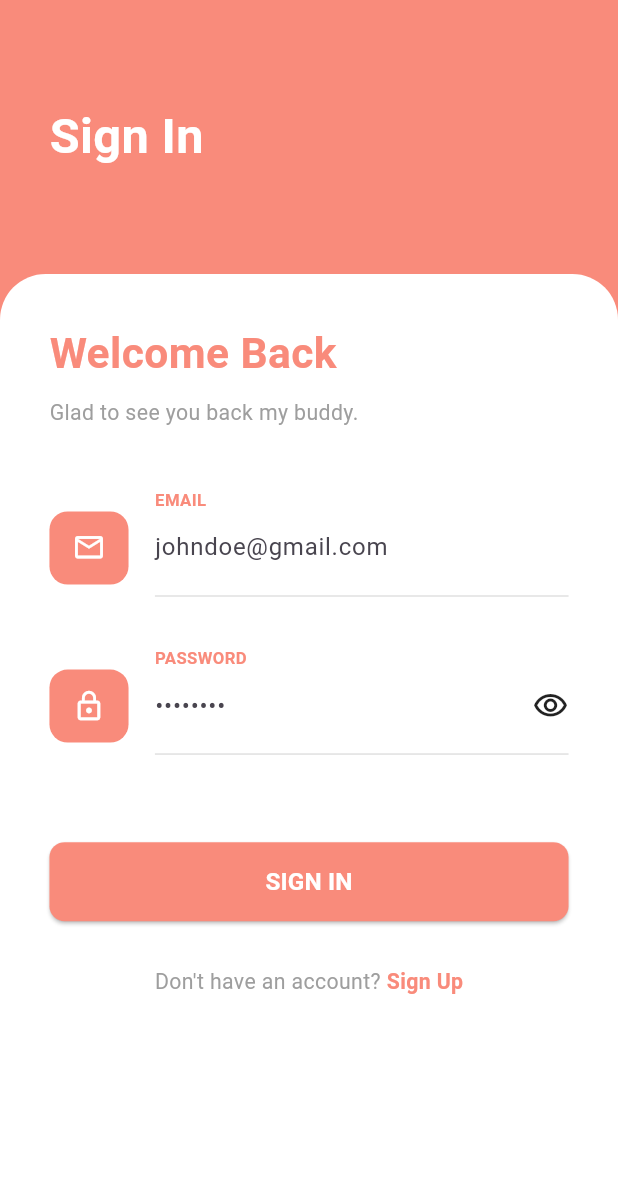
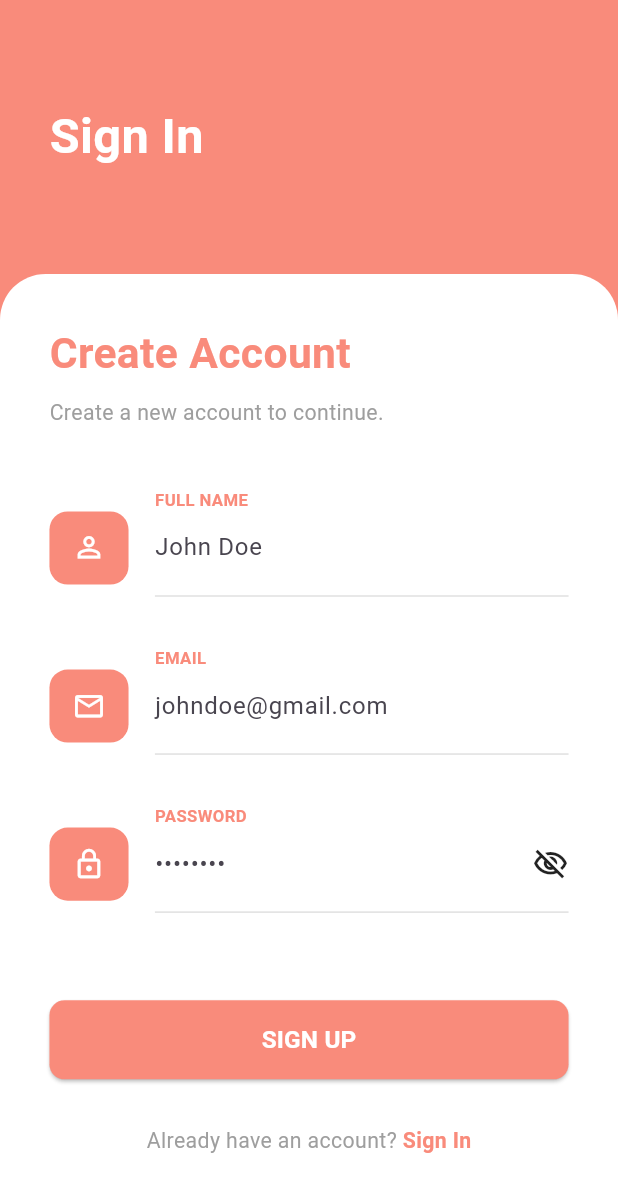
Before and after one commit to tomzitAhamad/ecom_firebase, a Flutter app: the screen it shows after launch, after a tap on the "visibility off" icon, after a tap on "Sign Up", on a phone screen of 412 x 824 dp. Shown: the top 1192 px of the screen. Run offline on Flutter 3.47's test engine with Material 3 defaults, Android fonts, the phone set to English and light mode, and no system bars; our stand-ins replace firebase_core, flutter_screenutil; accounts and stored records are empty.

Commit message:
added signup screen

```diff
--- a/lib/features/auth/presentation/screens/login_screen.dart
+++ b/lib/features/auth/presentation/screens/login_screen.dart
@@ -1,4 +1,5 @@
 import 'package:ecom_firebase/core/constants/app_colors.dart';
+import 'package:ecom_firebase/features/auth/presentation/screens/signup_screen.dart';
 import 'package:ecom_firebase/features/auth/presentation/widgets/auth_button.dart';
 import 'package:ecom_firebase/features/auth/presentation/widgets/auth_footer.dart';
 import 'package:ecom_firebase/features/auth/presentation/widgets/auth_textfield.dart';
@@ -98,7 +99,18 @@ class _LoginScreenState extends State<LoginScreen> {
 
                     SizedBox(height: 30.h),
 
-                    AuthFooter(onTap: () {}),
+                    AuthFooter(
+                      questionText: "Don't have an account? ",
+                      actionText: "Sign Up",
+                      onTap: () {
+                        Navigator.push(
+                          context,
+                          MaterialPageRoute(
+                            builder: (_) => const SignupScreen(),
+                          ),
+                        );
+                      },
+                    ),
                   ],
                 ),
               ),
--- a/lib/features/auth/presentation/screens/signup_screen.dart
+++ b/lib/features/auth/presentation/screens/signup_screen.dart
@@ -0,0 +1,136 @@
+import 'package:ecom_firebase/core/constants/app_colors.dart';
+import 'package:ecom_firebase/features/auth/presentation/widgets/auth_button.dart';
+import 'package:ecom_firebase/features/auth/presentation/widgets/auth_footer.dart';
+import 'package:ecom_firebase/features/auth/presentation/widgets/auth_textfield.dart';
+import 'package:ecom_firebase/features/auth/presentation/widgets/sign_in_header.dart';
+import 'package:flutter/material.dart';
+import 'package:flutter_screenutil/flutter_screenutil.dart';
+
+class SignupScreen extends StatefulWidget {
+  const SignupScreen({super.key});
+
+  @override
+  State<SignupScreen> createState() => _SignupScreenState();
+}
+
+class _SignupScreenState extends State<SignupScreen> {
+  final nameController = TextEditingController();
+  final emailController = TextEditingController();
+  final passwordController = TextEditingController();
+
+  bool obscureText = true;
+
+  @override
+  void dispose() {
+    nameController.dispose();
+    emailController.dispose();
+    passwordController.dispose();
+    super.dispose();
+  }
+
+  @override
+  Widget build(BuildContext context) {
+    return Scaffold(
+      backgroundColor: AppColors.deepOrange,
+      body: Column(
+        children: [
+          const SignInHeader(),
+
+          Expanded(
+            child: Container(
+              width: double.infinity,
+              padding: EdgeInsets.all(30.w),
+              decoration: BoxDecoration(
+                color: Colors.white,
+                borderRadius: BorderRadius.only(
+                  topLeft: Radius.circular(30.r),
+                  topRight: Radius.circular(30.r),
+                ),
+              ),
+              child: SingleChildScrollView(
+                child: Column(
+                  crossAxisAlignment: CrossAxisAlignment.start,
+                  children: [
+                    Text(
+                      "Create Account",
+                      style: TextStyle(
+                        fontSize: 28.sp,
+                        fontWeight: FontWeight.bold,
+                        color: AppColors.deepOrange,
+                      ),
+                    ),
+
+                    SizedBox(height: 8.h),
+
+                    Text(
+                      "Create a new account to continue.",
+                      style: TextStyle(color: Colors.grey, fontSize: 14.sp),
+                    ),
+
+                    SizedBox(height: 40.h),
+
+                    /// Name
+                    AuthTextField(
+                      label: "Full Name",
+                      hint: "John Doe",
+                      icon: Icons.person_outline,
+                      controller: nameController,
+                    ),
+
+                    SizedBox(height: 25.h),
+
+                    /// Email
+                    AuthTextField(
+                      label: "Email",
+                      hint: "johndoe@gmail.com",
+                      icon: Icons.email_outlined,
+                      controller: emailController,
+                      keyboardType: TextInputType.emailAddress,
+                    ),
+
+                    SizedBox(height: 25.h),
+
+                    /// Password
+                    AuthTextField(
+                      label: "Password",
+                      hint: "••••••••",
+                      icon: Icons.lock_outline,
+                      controller: passwordController,
+                      obscureText: obscureText,
+                      suffix: GestureDetector(
+                        onTap: () {
+                          setState(() {
+                            obscureText = !obscureText;
+                          });
+                        },
+                        child: Icon(
+                          obscureText
+                              ? Icons.visibility_off_outlined
+                              : Icons.visibility_outlined,
+                        ),
+                      ),
+                    ),
+
+                    SizedBox(height: 50.h),
+
+                    AuthButton(title: "SIGN UP", onTap: () {}),
+
+                    SizedBox(height: 30.h),
+
+                    AuthFooter(
+                      questionText: "Already have an account? ",
+                      actionText: "Sign In",
+                      onTap: () {
+                        Navigator.pop(context);
+                      },
+                    ),
+                  ],
+                ),
+              ),
+            ),
+          ),
+        ],
+      ),
+    );
+  }
+}
--- a/lib/features/auth/presentation/widgets/auth_footer.dart
+++ b/lib/features/auth/presentation/widgets/auth_footer.dart
@@ -4,9 +4,16 @@ import 'package:flutter_screenutil/flutter_screenutil.dart';
 import '../../../../core/constants/app_colors.dart';
 
 class AuthFooter extends StatelessWidget {
+  final String questionText;
+  final String actionText;
   final VoidCallback onTap;
 
-  const AuthFooter({super.key, required this.onTap});
+  const AuthFooter({
+    super.key,
+    required this.questionText,
+    required this.actionText,
+    required this.onTap,
+  });
 
   @override
   Widget build(BuildContext context) {
@@ -14,14 +21,13 @@ class AuthFooter extends StatelessWidget {
       mainAxisAlignment: MainAxisAlignment.center,
       children: [
         Text(
-          "Don't have an account? ",
+          questionText,
           style: TextStyle(color: Colors.grey, fontSize: 14.sp),
         ),
-
         GestureDetector(
           onTap: onTap,
           child: Text(
-            "Sign Up",
+            actionText,
             style: TextStyle(
               color: AppColors.deepOrange,
               fontWeight: FontWeight.bold,
```
